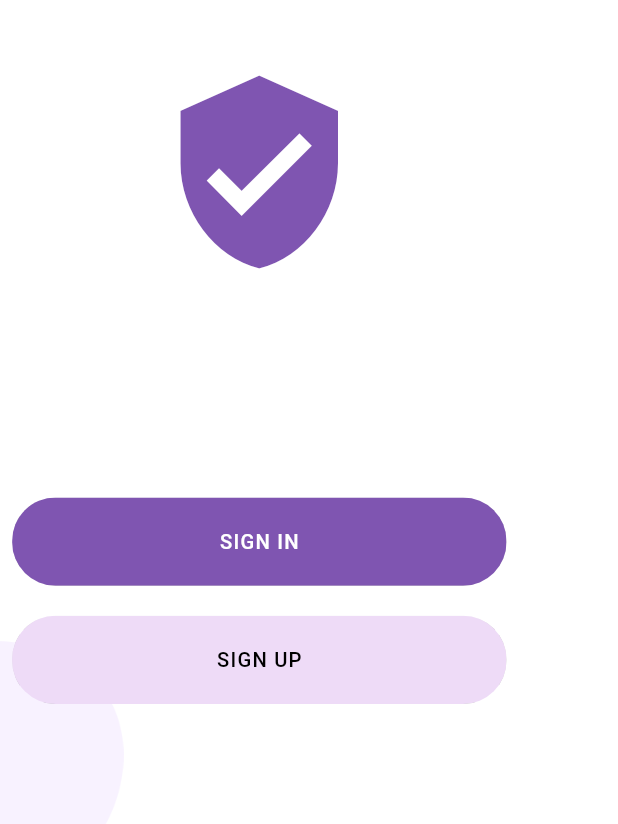
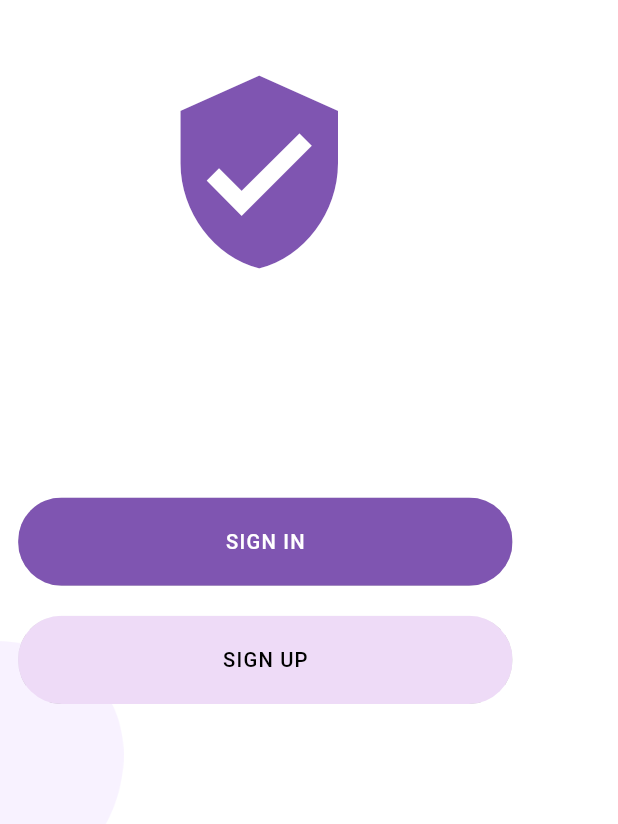
Before and after one commit to Bachhoang2001/App-for-smart-house, a Flutter app: the screen it shows after launch, on a phone screen of 412 x 824 dp, the part 412-1236 px from its top. Run offline on Flutter 3.47's test engine with Material 2 defaults, Android fonts, the phone set to English and light mode, and no system bars; our stand-ins replace cloud_firestore, firebase_auth, firebase_core, flutter_svg, image_picker; missing offline and left inert: dart:html; accounts and stored records are empty.

Commit message:
Change to Open door firebase and create feature "Add new user"

```diff
--- a/lib/pages/components/body.dart
+++ b/lib/pages/components/body.dart
@@ -56,7 +56,7 @@ class Body extends StatelessWidget {
               ),
               Expanded(
                 child: Padding(
-                  padding: const EdgeInsets.only(bottom: 80),
+                  padding: const EdgeInsets.only(bottom: 80, left: 8),
                   child: Column(
                     mainAxisAlignment: MainAxisAlignment.end,
                     children: <Widget>[
--- a/pubspec.yaml
+++ b/pubspec.yaml
@@ -50,6 +50,7 @@ dependencies:
   flutter_auth: ^0.0.1
   firebase_database: ^10.1.0
   json_annotation: ^4.8.0
+  image_picker: ^0.8.7+4
 
 dev_dependencies:
   flutter_test:
```
Also changed, not shown: lib/pages/home.dart (+12 -4 lines), pubspec.lock, 2 other files.
